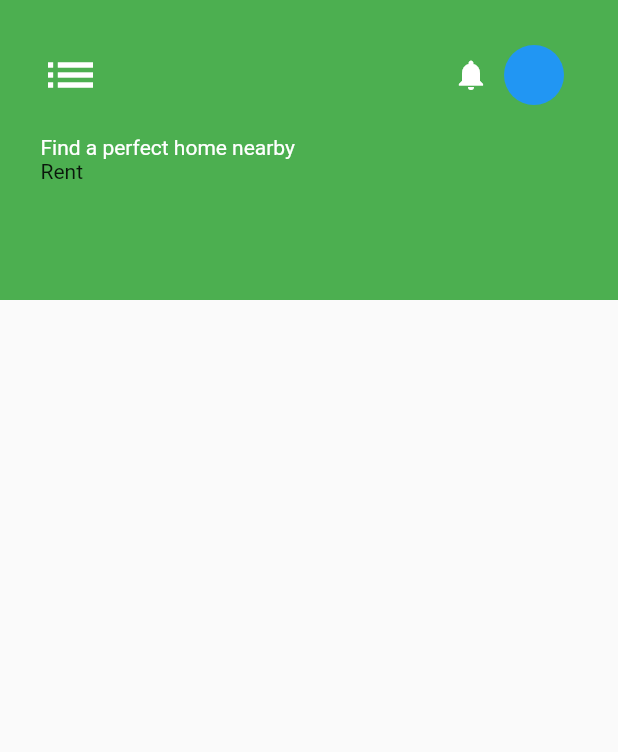
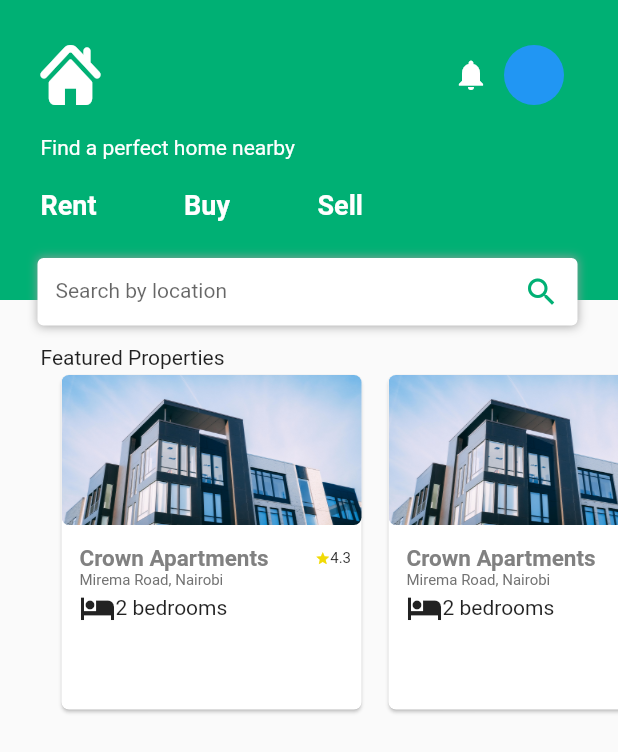
Before and after one commit to SrMoffat/keja-client, a Flutter app: the PropertiesPage screen opened directly, on a phone screen of 412 x 824 dp. Shown: the top 752 px of the screen. Run offline on Flutter 3.47's test engine with Material 2 defaults, Android fonts, the phone set to English and light mode, and no system bars.

Commit message:
create properties list

```diff
--- /dev/null
+++ b/lib/customfonts/keja_client_svg_icons.dart
@@ -0,0 +1,28 @@
+/// Flutter icons KejaClientSvg
+/// Copyright (C) 2019 by original authors @ fluttericon.com, fontello.com
+/// This font was generated by FlutterIcon.com, which is derived from Fontello.
+///
+/// To use this font, place it in your fonts/ directory and include the
+/// following in your pubspec.yaml
+///
+/// flutter:
+///   fonts:
+///    - family:  KejaClientSvg
+///      fonts:
+///       - asset: fonts/KejaClientSvg.ttf
+///
+///
+///
+import 'package:flutter/widgets.dart';
+
+class KejaClientSvg {
+  KejaClientSvg._();
+
+  static const _kFontFam = 'KejaClientSvg';
+
+  static const IconData Kejanotification = const IconData(0xe800, fontFamily: _kFontFam);
+  static const IconData humberger = const IconData(0xe801, fontFamily: _kFontFam);
+  static const IconData grouphome = const IconData(0xe802, fontFamily: _kFontFam);
+  static const IconData vectorcreate = const IconData(0xe803, fontFamily: _kFontFam);
+  static const IconData vectorheart = const IconData(0xe804, fontFamily: _kFontFam);
+}
--- a/lib/screens/list_properties.dart
+++ b/lib/screens/list_properties.dart
@@ -1,4 +1,8 @@
 import 'package:flutter/material.dart';
+import 'package:keja/widgets/properties.dart';
+import 'package:keja/customfonts/keja_client_svg_icons.dart';
+
+
 
 class PropertiesPage extends StatelessWidget {
   const PropertiesPage({Key key}) : super(key: key);
@@ -8,48 +12,134 @@ class PropertiesPage extends StatelessWidget {
     return Scaffold(
       body: Stack(
         children: <Widget>[
+          Column(
+            children: <Widget>[
               Container(
                 height: 200,
-              color: Colors.green,
+                color: Color(0xFF00B074),
                 child: Padding(
-                padding: const EdgeInsets.only(left: 27,right:10),
+                  padding: const EdgeInsets.only(left: 27, right: 10),
                   child: Column(
                     crossAxisAlignment: CrossAxisAlignment.start,
                     children: <Widget>[
-                    SizedBox(height: 30,),
+                      SizedBox(
+                        height: 30,
+                      ),
                       Row(
                         mainAxisAlignment: MainAxisAlignment.spaceBetween,
                         children: <Widget>[
-                        Icon(Icons.list,color: Colors.white, size: 40,),
+                          Icon(
+                            KejaClientSvg.grouphome,
+                            color: Colors.white,
+
+
+                            size: 40,
+                          ),
                           Container(
-                          width:100,
+                            width: 100,
                             child: Row(
                               children: [
                                 Icon(Icons.notifications, color: Colors.white),
-                              SizedBox(width:10),
-                              CircleAvatar(backgroundColor: Colors.blue,)
-
+                                SizedBox(width: 10),
+                                CircleAvatar(
+                                  backgroundColor: Colors.blue,
+                                )
                               ],
                             ),
                           ),
                         ],
                       ),
                       Padding(
-                    padding: const EdgeInsets.only(top:20),
-                    child: Text("Find a perfect home nearby",style: TextStyle(color: Colors.white,fontSize: 14),),
+                        padding: const EdgeInsets.only(top: 20),
+                        child: Text(
+                          "Find a perfect home nearby",
+                          style: TextStyle(color: Colors.white, fontSize: 14),
                         ),
-
-                  Row(
+                      ),
+                      SizedBox(
+                        height: 20,
+                      ),
+                      Container(
+                        width: 215,
+                        child: Row(
+                            mainAxisAlignment: MainAxisAlignment.spaceBetween,
                             children: [
-                      Text("Rent"),
-                      ]
+                              Text(
+                                "Rent",
+                                style: TextStyle(
+                                    color: Colors.white,
+                                    fontSize: 18,
+                                    fontWeight: FontWeight.bold),
+                              ),
+                              Text(
+                                "Buy",
+                                style: TextStyle(
+                                    color: Colors.white,
+                                    fontSize: 18,
+                                    fontWeight: FontWeight.bold),
+                              ),
+                              Text(
+                                "Sell",
+                                style: TextStyle(
+                                    color: Colors.white,
+                                    fontSize: 18,
+                                    fontWeight: FontWeight.bold),
+                              ),
+                            ]),
+                      ),
+                    ],
+                  ),
+                ),
+              ),
+              SingleChildScrollView(
+                padding: const EdgeInsets.only(top: 30, left: 27),
+                child: Container(
+                  width: MediaQuery.of(context).size.width,
+                  height: 400,
+                  child: Column(
+                    crossAxisAlignment: CrossAxisAlignment.start,
+                    children: <Widget>[
+                      Text("Featured Properties"),
+                      Container(
+                        height: 231,
+                        child: ListView.builder(
+                          scrollDirection: Axis.horizontal,
+                          itemCount: 10,
+                          itemBuilder: (BuildContext context, int index) {
+                            return Padding(
+                              padding: const EdgeInsets.only(left:10.0),
+                              child: FeaturedPropertyCard(),
+                            );
+                          },
+                        ),
                       )
                     ],
                   ),
                 ),
-
               ),
-          ] ,
+            ],
+          ),
+          Positioned(
+            top: 172,
+            left: 25,
+            child: Container(
+              width: 360,
+              height: 45,
+              decoration: BoxDecoration(
+                  boxShadow: [BoxShadow(color: Colors.grey, blurRadius: 5.0)]),
+              child: TextField(
+                decoration: InputDecoration(
+                  border: OutlineInputBorder(borderSide: BorderSide.none),
+                  filled: true,
+                  fillColor: Colors.white,
+                  hintText: "Search by location",
+                  hintStyle: TextStyle(fontSize: 14),
+                  suffixIcon: Icon(Icons.search, color: Color(0xFF00B074)),
+                ),
+              ),
+            ),
+          )
+        ],
       ),
     );
   }
--- /dev/null
+++ b/lib/widgets/properties.dart
@@ -0,0 +1,78 @@
+
+import 'package:flutter/material.dart';
+
+class FeaturedPropertyCard extends StatelessWidget {
+  @override
+  Widget build(BuildContext context) {
+    return Card(
+      shape: RoundedRectangleBorder(borderRadius: BorderRadius.circular(5)),
+      child: Column(children: [
+        Container(
+          height: 100,
+          width: 200,
+          child: Stack(
+            children: <Widget>[
+              ClipRRect(
+                borderRadius: BorderRadius.circular(5),
+                child: Container(
+                  height: 100,
+                  width: 200,
+                  child: Image(
+                    image: AssetImage('assets/images/background-banner.jpg'),
+                    fit: BoxFit.fill,
+                  ),
+                ),
+              )
+            ],
+          ),
+        ),
+        Container(
+          width: 200,
+          child: Padding(
+            padding: const EdgeInsets.only(left: 12, right: 7,top: 13),
+            child: Column(
+              children: <Widget>[
+                Row(
+                  mainAxisAlignment: MainAxisAlignment.spaceBetween,
+                  children: <Widget>[
+                    Text(
+                      "Crown Apartments",
+                      style: TextStyle(
+                          color: Color(0xFF818181),
+                          fontSize: 15,
+                          fontWeight: FontWeight.bold),
+                    ),
+                    Row(
+                      children: <Widget>[
+                        Icon(Icons.star, size: 10, color: Color(0xFFF1DA06)),
+                        Text(
+                          "4.3",
+                          style: TextStyle(
+                            fontSize: 10,
+                          ),
+                        )
+                      ],
+                    )
+                  ],
+                ),
+                Row(
+                  children:[Text('''Mirema Road, Nairobi''', style: TextStyle(
+                    color: Color(0xFF727272),
+                    fontSize: 10
+                  ),)]),
+                Row(
+                  children:[
+                    Icon(Icons.hotel),
+                    Text("2 bedrooms")
+                  ]
+
+                )
+
+              ],
+            ),
+          ),
+        )
+      ]),
+    );
+  }
+}
```
Also changed, not shown: pubspec.yaml (+5 -2 lines), assets/fonts/KejaClientSvg.ttf (added), assets/images/housetest.jpeg (added). Lines whose indentation alone changed are shown as unchanged.
